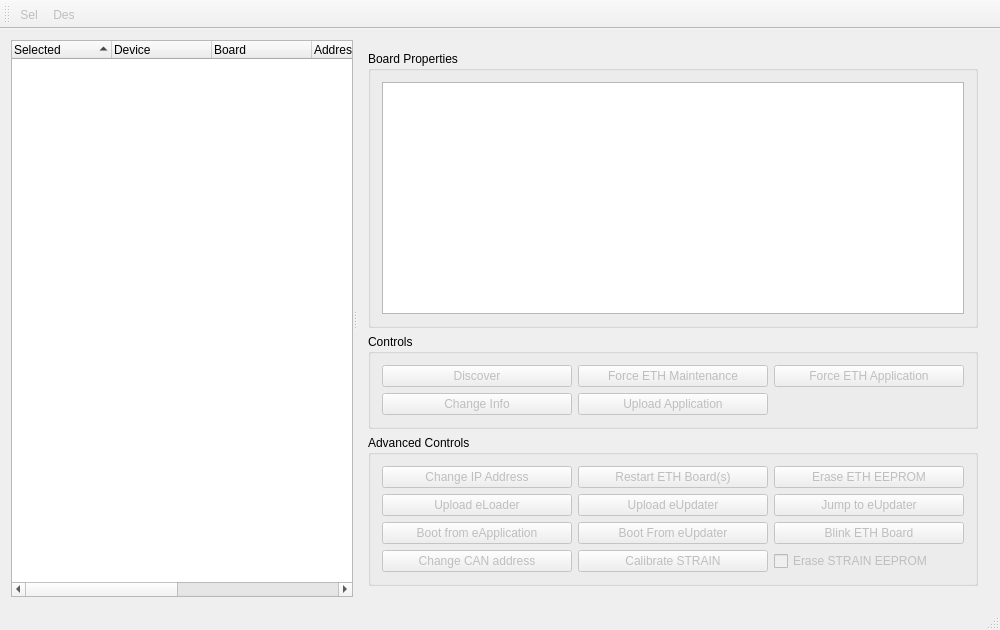
This is src/tools/FirmwareUpdater/mainwindow.ui in robotology/icub-main as Qt 5 draws it before an edit. The edited form follows.
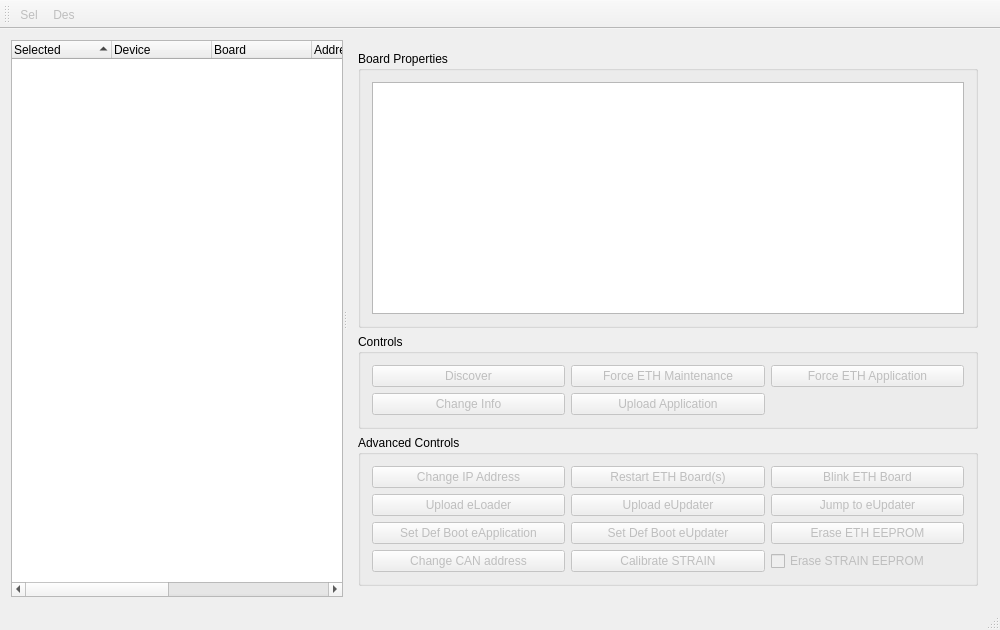
This is the edited form.

Patch:
```diff
--- a/src/tools/FirmwareUpdater/mainwindow.ui
+++ b/src/tools/FirmwareUpdater/mainwindow.ui
@@ -146,7 +146,7 @@
            <string>Advanced Controls</string>
           </property>
           <layout class="QGridLayout" name="gridLayout_2">
-           <item row="0" column="0">
+           <item row="1" column="0">
             <widget class="QPushButton" name="btnChangeIp">
              <property name="enabled">
               <bool>false</bool>
@@ -156,27 +156,20 @@
              </property>
             </widget>
            </item>
-           <item row="4" column="0">
+           <item row="5" column="0">
             <widget class="QPushButton" name="btnBootApp">
              <property name="enabled">
               <bool>false</bool>
              </property>
-             <property name="text">
-              <string>Boot from eApplication</string>
+             <property name="toolTip">
+              <string>It sets the eApplication of the selected boards as the default boostrap process. It is the normal case for running teh robot.</string>
              </property>
-            </widget>
-           </item>
-           <item row="0" column="3">
-            <widget class="QPushButton" name="btnEraseEeprom">
-             <property name="enabled">
-              <bool>false</bool>
-             </property>
              <property name="text">
-              <string>Erase ETH EEPROM</string>
+              <string>Set Def Boot eApplication</string>
              </property>
             </widget>
            </item>
-           <item row="0" column="2">
+           <item row="1" column="2">
             <widget class="QPushButton" name="btnRestart">
              <property name="enabled">
               <bool>false</bool>
@@ -186,7 +179,7 @@
              </property>
             </widget>
            </item>
-           <item row="1" column="0">
+           <item row="2" column="0">
             <widget class="QPushButton" name="btnUploadLoader">
              <property name="enabled">
               <bool>false</bool>
@@ -196,7 +189,7 @@
              </property>
             </widget>
            </item>
-           <item row="1" column="3">
+           <item row="2" column="3">
             <widget class="QPushButton" name="btnJumpUpdater">
              <property name="enabled">
               <bool>false</bool>
@@ -206,7 +199,7 @@
              </property>
             </widget>
            </item>
-           <item row="1" column="2">
+           <item row="2" column="2">
             <widget class="QPushButton" name="btnUploadUpdater">
              <property name="enabled">
               <bool>false</bool>
@@ -216,27 +209,20 @@
              </property>
             </widget>
            </item>
-           <item row="4" column="2">
+           <item row="5" column="2">
             <widget class="QPushButton" name="btnBootUpdater">
              <property name="enabled">
               <bool>false</bool>
              </property>
-             <property name="text">
-              <string>Boot From eUpdater</string>
+             <property name="toolTip">
+              <string>It sets the eUpdater of the selected boards as the default boostrap process. Caveat: with such property the ETH board will never jump to the application. </string>
              </property>
-            </widget>
-           </item>
-           <item row="4" column="3">
-            <widget class="QPushButton" name="btnBlink">
-             <property name="enabled">
-              <bool>false</bool>
-             </property>
              <property name="text">
-              <string>Blink ETH Board</string>
+              <string>Set Def Boot eUpdater</string>
              </property>
             </widget>
            </item>
-           <item row="6" column="3">
+           <item row="7" column="3">
             <widget class="QCheckBox" name="checkBoxEE">
              <property name="enabled">
               <bool>false</bool>
@@ -249,7 +235,7 @@
              </property>
             </widget>
            </item>
-           <item row="6" column="2">
+           <item row="7" column="2">
             <widget class="QPushButton" name="btnCalibrate">
              <property name="enabled">
               <bool>false</bool>
@@ -259,7 +245,7 @@
              </property>
             </widget>
            </item>
-           <item row="6" column="0">
+           <item row="7" column="0">
             <widget class="QPushButton" name="btnChangeCanAddr">
              <property name="enabled">
               <bool>false</bool>
@@ -269,6 +255,32 @@
              </property>
             </widget>
            </item>
+           <item row="1" column="3">
+            <widget class="QPushButton" name="btnBlink">
+             <property name="enabled">
+              <bool>false</bool>
+             </property>
+             <property name="toolTip">
+              <string>It causes a blink of some LEDs on the selected ETH board. It can be used for visual detection. </string>
+             </property>
+             <property name="text">
+              <string>Blink ETH Board</string>
+             </property>
+            </widget>
+           </item>
+           <item row="5" column="3">
+            <widget class="QPushButton" name="btnEraseEeprom">
+             <property name="enabled">
+              <bool>false</bool>
+             </property>
+             <property name="toolTip">
+              <string>It erases the EEPROM of the single selected ETH board. Do not do it unless you really know what you are doing.</string>
+             </property>
+             <property name="text">
+              <string>Erase ETH EEPROM</string>
+             </property>
+            </widget>
+           </item>
           </layout>
          </widget>
         </item>
```
Left out of the diff: 48 changed lines with no effect on the pictures.
